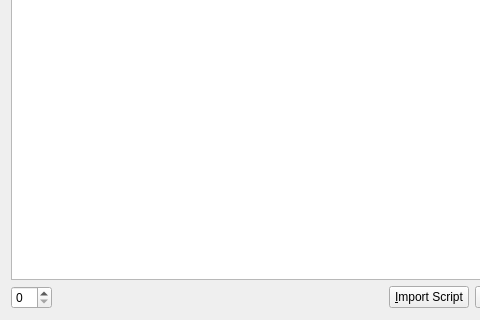
First picture: the form in xtuple/trunk/guiclient/scriptEditor.ui, repository WooodHead/xtuple, before the edit; both pictures show x 0 to 480 and y 184 to 504 of the 566 by 504 pixel window.
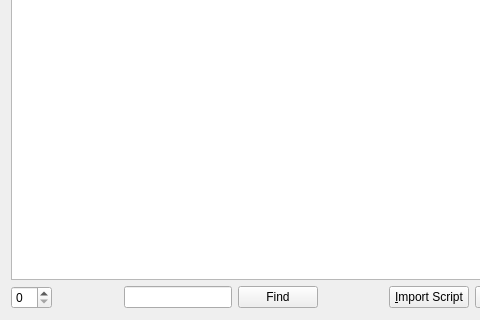
Second picture: the form after the edit. Custom widgets are drawn as their Qt base class.

Commit message: add simple string search capability to script editor

What changed in the file:
```diff
--- a/xtuple/trunk/guiclient/scriptEditor.ui
+++ b/xtuple/trunk/guiclient/scriptEditor.ui
@@ -65,9 +65,6 @@
          <property name="spacing" >
           <number>0</number>
          </property>
-         <property name="margin" >
-          <number>0</number>
-         </property>
          <item>
           <widget class="XLineEdit" name="_name" />
          </item>
@@ -130,17 +127,11 @@
        <property name="spacing" >
         <number>0</number>
        </property>
-       <property name="margin" >
-        <number>0</number>
-       </property>
        <item>
         <layout class="QVBoxLayout" >
          <property name="spacing" >
           <number>5</number>
          </property>
-         <property name="margin" >
-          <number>0</number>
-         </property>
          <item>
           <widget class="QPushButton" name="_close" >
            <property name="text" >
@@ -208,9 +199,38 @@
        <property name="orientation" >
         <enum>Qt::Horizontal</enum>
        </property>
+       <property name="sizeType" >
+        <enum>QSizePolicy::MinimumExpanding</enum>
+       </property>
        <property name="sizeHint" stdset="0" >
         <size>
-         <width>40</width>
+         <width>20</width>
+         <height>20</height>
+        </size>
+       </property>
+      </spacer>
+     </item>
+     <item>
+      <widget class="QLineEdit" name="_findText" />
+     </item>
+     <item>
+      <widget class="QPushButton" name="_find" >
+       <property name="text" >
+        <string>Find</string>
+       </property>
+      </widget>
+     </item>
+     <item>
+      <spacer name="horizontalSpacer" >
+       <property name="orientation" >
+        <enum>Qt::Horizontal</enum>
+       </property>
+       <property name="sizeType" >
+        <enum>QSizePolicy::MinimumExpanding</enum>
+       </property>
+       <property name="sizeHint" stdset="0" >
+        <size>
+         <width>20</width>
          <height>20</height>
         </size>
        </property>
```
Left out of the diff: 9 changed lines with no effect on the pictures. The commit also changes 2 other files.
